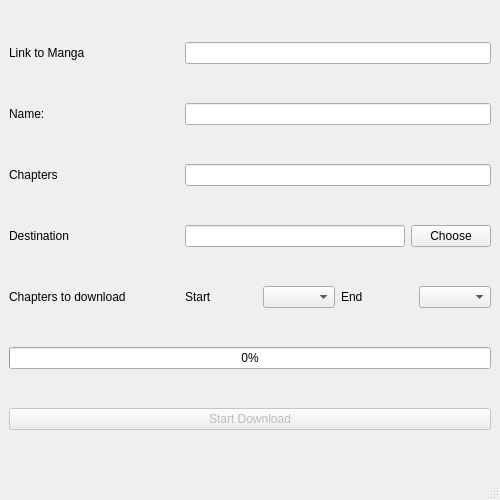
Before: the Qt Designer form mainwindow.ui in SlawaGurevich/RawMangaUpdateDownloader, drawn with Qt 5.
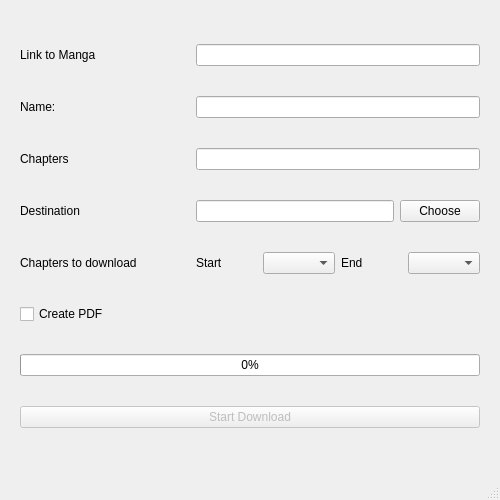
After: the same form once the commit is applied.

```diff
--- a/mainwindow.ui
+++ b/mainwindow.ui
@@ -27,6 +27,18 @@
   </property>
   <widget class="QWidget" name="centralwidget">
    <layout class="QVBoxLayout" name="verticalLayout">
+    <property name="leftMargin">
+     <number>20</number>
+    </property>
+    <property name="topMargin">
+     <number>20</number>
+    </property>
+    <property name="rightMargin">
+     <number>20</number>
+    </property>
+    <property name="bottomMargin">
+     <number>20</number>
+    </property>
     <item>
      <layout class="QHBoxLayout" name="horizontalLayout_7">
       <item>
@@ -206,6 +218,21 @@
       </item>
      </layout>
     </item>
+    <item>
+     <layout class="QHBoxLayout" name="horizontalLayout_9">
+      <item>
+       <layout class="QHBoxLayout" name="horizontalLayout_10">
+        <item>
+         <widget class="QCheckBox" name="chk_create_pdf">
+          <property name="text">
+           <string>Create PDF</string>
+          </property>
+         </widget>
+        </item>
+       </layout>
+      </item>
+     </layout>
+    </item>
     <item>
      <layout class="QHBoxLayout" name="horizontalLayout_3">
       <item>
```
